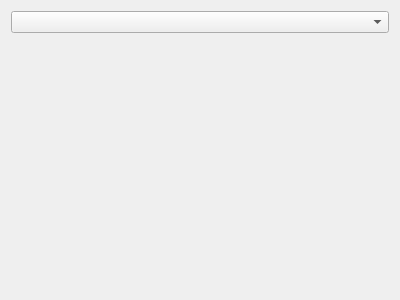
Above: src/ui/reoshydraulicnetworkwidget.ui from vcloarec/ReosProject before the change. Below: the same form after it.
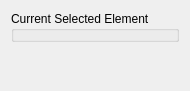
That is the form after the change. Custom widgets are drawn as their Qt base class.

What changed in the file:
```diff
--- a/src/ui/reoshydraulicnetworkwidget.ui
+++ b/src/ui/reoshydraulicnetworkwidget.ui
@@ -6,8 +6,8 @@
    <rect>
     <x>0</x>
     <y>0</y>
-    <width>400</width>
-    <height>300</height>
+    <width>190</width>
+    <height>91</height>
    </rect>
   </property>
   <property name="windowTitle">
@@ -15,7 +15,28 @@
   </property>
   <layout class="QVBoxLayout" name="mainLayout">
    <item>
-    <widget class="QComboBox" name="comboBoxMeteo"/>
+    <widget class="QGroupBox" name="groupBox">
+     <property name="title">
+      <string>Current Selected Element</string>
+     </property>
+     <layout class="QVBoxLayout" name="verticalLayout">
+      <property name="leftMargin">
+       <number>0</number>
+      </property>
+      <property name="topMargin">
+       <number>0</number>
+      </property>
+      <property name="rightMargin">
+       <number>0</number>
+      </property>
+      <property name="bottomMargin">
+       <number>0</number>
+      </property>
+      <item>
+       <widget class="ReosParameterStringWidget" name="mNameWidget" native="true"/>
+      </item>
+     </layout>
+    </widget>
    </item>
    <item>
     <spacer name="verticalSpacer">
@@ -32,6 +53,14 @@
    </item>
   </layout>
  </widget>
+ <customwidgets>
+  <customwidget>
+   <class>ReosParameterStringWidget</class>
+   <extends>QWidget</extends>
+   <header>reosparameterwidget.h</header>
+   <container>1</container>
+  </customwidget>
+ </customwidgets>
  <resources/>
  <connections/>
 </ui>
```
